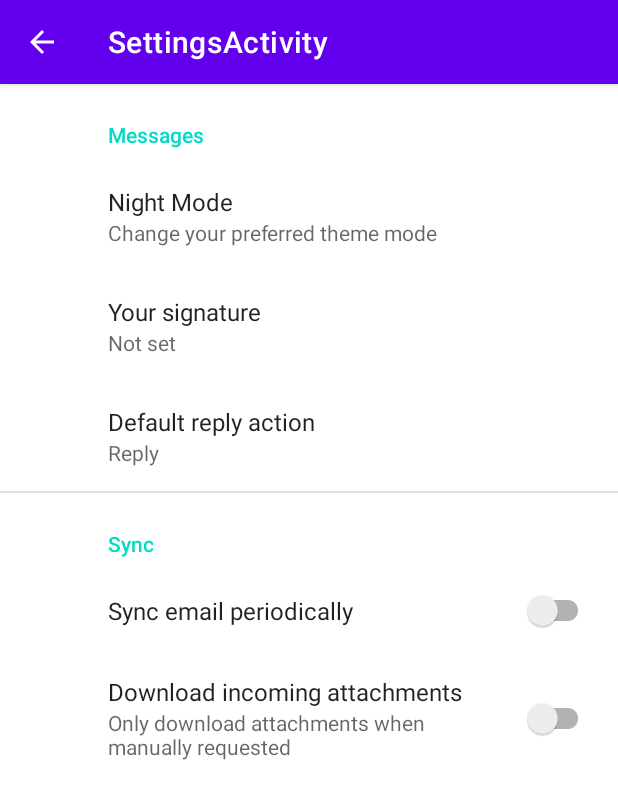
After one commit to lubshad/AppPreferences, an Android app: the SettingsActivity screen opened directly, with no data from a screen before it, on a phone screen of 412 x 824 dp. The commit adds this screen. Shown: the top 799 px of the screen. Run offline under Robolectric (Android 15) with nearby library versions, the phone set to English and light mode, and no system bars; our stand-ins replace androidx.preference.

Commit message:
night mode implementd

```diff
--- a/app/build.gradle
+++ b/app/build.gradle
@@ -37,7 +37,12 @@ dependencies {
     implementation 'androidx.appcompat:appcompat:1.4.0'
     implementation 'com.google.android.material:material:1.4.0'
     implementation 'androidx.constraintlayout:constraintlayout:2.1.2'
+    implementation 'androidx.preference:preference:1.1.1'
     testImplementation 'junit:junit:4.+'
     androidTestImplementation 'androidx.test.ext:junit:1.1.3'
     androidTestImplementation 'androidx.test.espresso:espresso-core:3.4.0'
+
+
+    //PreferenceCompat
+    implementation 'androidx.preference:preference-ktx:1.1.1'
 }
--- a/app/src/main/AndroidManifest.xml
+++ b/app/src/main/AndroidManifest.xml
@@ -10,6 +10,10 @@
         android:supportsRtl="true"
         android:theme="@style/Theme.AppSettings">
         <activity
+            android:name=".SettingsActivity"
+            android:exported="false"
+            android:label="@string/title_activity_settings" />
+        <activity
             android:name=".MainActivity"
             android:exported="true">
             <intent-filter>
@@ -18,6 +22,7 @@
                 <category android:name="android.intent.category.LAUNCHER" />
             </intent-filter>
         </activity>
+        <activity android:name=".PreferenceActivity" />
     </application>
 
 </manifest>
--- /dev/null
+++ b/app/src/main/java/com/example/appsettings/SettingsActivity.kt
@@ -0,0 +1,56 @@
+package com.example.appsettings
+
+import android.os.Bundle
+import androidx.appcompat.app.AppCompatActivity
+import androidx.preference.PreferenceFragmentCompat
+import android.content.SharedPreferences
+import android.content.SharedPreferences.OnSharedPreferenceChangeListener
+import android.util.Log
+import androidx.appcompat.app.AppCompatDelegate
+import androidx.preference.Preference
+import com.google.android.material.tabs.TabLayout
+
+
+class SettingsActivity : AppCompatActivity() {
+
+
+
+
+    override fun onCreate(savedInstanceState: Bundle?) {
+        super.onCreate(savedInstanceState)
+        setContentView(R.layout.settings_activity)
+        if (savedInstanceState == null) {
+            supportFragmentManager
+                .beginTransaction()
+                .replace(R.id.settings, SettingsFragment())
+                .commit()
+        }
+        supportActionBar?.setDisplayHomeAsUpEnabled(true)
+    }
+
+    class SettingsFragment : PreferenceFragmentCompat() {
+
+        companion object {
+            const val TAG ="SettingsFragment"
+            const val NIGHT_MODE_KEY = "night_mode_preference"
+        }
+
+        private val sharedPreferenceChangeListener = OnSharedPreferenceChangeListener { sharedPreferences, s ->
+            val nightmode = sharedPreferences.getString(NIGHT_MODE_KEY, "1")
+            when (nightmode) {
+                "1" ->
+                    AppCompatDelegate.setDefaultNightMode(AppCompatDelegate.MODE_NIGHT_FOLLOW_SYSTEM)
+                "2" ->
+                    AppCompatDelegate.setDefaultNightMode(AppCompatDelegate.MODE_NIGHT_YES)
+                "3" ->
+                    AppCompatDelegate.setDefaultNightMode(AppCompatDelegate.MODE_NIGHT_NO)
+            }
+
+        }
+        override fun onCreatePreferences(savedInstanceState: Bundle?, rootKey: String?) {
+            setPreferencesFromResource(R.xml.root_preferences, rootKey)
+            val preferences = preferenceManager.sharedPreferences
+            preferences.registerOnSharedPreferenceChangeListener(sharedPreferenceChangeListener)
+        }
+    }
+}
--- /dev/null
+++ b/app/src/main/res/layout/settings_activity.xml
@@ -0,0 +1,9 @@
+<LinearLayout xmlns:android="http://schemas.android.com/apk/res/android"
+    android:layout_width="match_parent"
+    android:layout_height="match_parent">
+
+    <FrameLayout
+        android:id="@+id/settings"
+        android:layout_width="match_parent"
+        android:layout_height="match_parent" />
+</LinearLayout>
--- /dev/null
+++ b/app/src/main/res/values/arrays.xml
@@ -0,0 +1,12 @@
+<resources>
+    <!-- Reply Preference -->
+    <string-array name="reply_entries">
+        <item>Reply</item>
+        <item>Reply to all</item>
+    </string-array>
+
+    <string-array name="reply_values">
+        <item>reply</item>
+        <item>reply_all</item>
+    </string-array>
+</resources>
--- /dev/null
+++ b/app/src/main/res/values/night_mode_preference.xml
@@ -0,0 +1,16 @@
+<?xml version="1.0" encoding="utf-8"?>
+<resources>
+    <string-array name="NightMode">
+        <item>Auto</item>
+        <item>Night Mode On</item>
+        <item>Night Mode Off</item>
+    </string-array>
+
+
+
+    <string-array name="NightModeValues">
+        <item>1</item>
+        <item>2</item>
+        <item>3</item>
+    </string-array>
+</resources>
--- a/app/src/main/res/values/strings.xml
+++ b/app/src/main/res/values/strings.xml
@@ -1,3 +1,22 @@
 <resources>
     <string name="app_name">AppSettings</string>
+    <string name="night_mode_preference">night_mode_preference</string>
+    <string name="night_mode_title">Night Mode</string>
+    <string name="night_mode_summery">Change your preferred theme mode</string>
+    <string name="title_activity_settings">SettingsActivity</string>
+
+    <!-- Preference Titles -->
+    <string name="messages_header">Messages</string>
+    <string name="sync_header">Sync</string>
+
+    <!-- Messages Preferences -->
+    <string name="signature_title">Your signature</string>
+    <string name="reply_title">Default reply action</string>
+
+    <!-- Sync Preferences -->
+    <string name="sync_title">Sync email periodically</string>
+    <string name="attachment_title">Download incoming attachments</string>
+    <string name="attachment_summary_on">Automatically download attachments for incoming emails
+    </string>
+    <string name="attachment_summary_off">Only download attachments when manually requested</string>
 </resources>
--- a/app/src/main/res/values/themes.xml
+++ b/app/src/main/res/values/themes.xml
@@ -2,6 +2,7 @@
     <!-- Base application theme. -->
     <style name="Theme.AppSettings" parent="Theme.MaterialComponents.DayNight.DarkActionBar">
         <!-- Primary brand color. -->
+
         <item name="colorPrimary">@color/purple_500</item>
         <item name="colorPrimaryVariant">@color/purple_700</item>
         <item name="colorOnPrimary">@color/white</item>
--- /dev/null
+++ b/app/src/main/res/xml/root_preferences.xml
@@ -0,0 +1,44 @@
+<PreferenceScreen xmlns:app="http://schemas.android.com/apk/res-auto">
+
+    <PreferenceCategory app:title="@string/messages_header">
+
+        <ListPreference
+            app:defaultValue="1"
+            app:entries="@array/NightMode"
+            app:entryValues="@array/NightModeValues"
+            app:key="@string/night_mode_preference"
+            app:title="@string/night_mode_title"
+            app:summary="@string/night_mode_summery"
+            />
+
+        <EditTextPreference
+            app:key="signature"
+            app:title="@string/signature_title"
+            app:useSimpleSummaryProvider="true" />
+
+        <ListPreference
+            app:defaultValue="reply"
+            app:entries="@array/reply_entries"
+            app:entryValues="@array/reply_values"
+            app:key="reply"
+            app:title="@string/reply_title"
+            app:useSimpleSummaryProvider="true" />
+
+    </PreferenceCategory>
+
+    <PreferenceCategory app:title="@string/sync_header">
+
+        <SwitchPreferenceCompat
+            app:key="sync"
+            app:title="@string/sync_title" />
+
+        <SwitchPreferenceCompat
+            app:dependency="sync"
+            app:key="attachment"
+            app:summaryOff="@string/attachment_summary_off"
+            app:summaryOn="@string/attachment_summary_on"
+            app:title="@string/attachment_title" />
+
+    </PreferenceCategory>
+
+</PreferenceScreen>
```
Also changed, not shown: app/src/main/java/com/example/appsettings/MainActivity.kt (+41 -0 lines), app/src/main/res/layout/preference_activity.xml (added, +12 -0 lines), app/src/main/res/menu/main_menu.xml (added, +8 -0 lines), app/src/main/res/xml/preferences.xml (added, +12 -0 lines).
